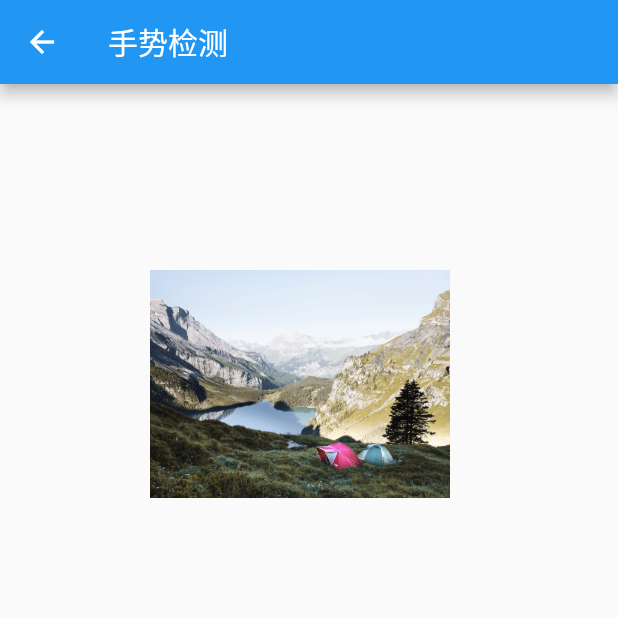
After one commit to Zongrul1/FlutterDemo, a Flutter app: the scaleDemoWidget screen opened by its route, after a tap on "scaleImage", on a phone screen of 412 x 824 dp, the top half of it. The commit adds this screen. Run offline on Flutter 3.47's test engine with Material 2 defaults, Android fonts, the phone set to English and light mode, and no system bars; our stand-ins replace charts_flutter, dio, fl_chart; missing offline and left inert: flutter_echarts.

Commit message:
feat: scale implement

```diff
--- /dev/null
+++ b/lib/scale.dart
@@ -0,0 +1,40 @@
+import 'package:flutter/material.dart';
+import 'package:vector_math/vector_math_64.dart' show Vector3;
+
+//菜单数组
+final scaleList = [
+  'scaleImage',
+  'scaleChart',
+  'scaleImage2',
+];
+
+
+class scaleDemoWidget extends StatelessWidget{
+  @override
+  Widget build(BuildContext context) {
+    return new Scaffold(
+      appBar: AppBar(
+        title: Text("ChartList"),
+      ),
+      body: new ListView.separated(
+        itemBuilder: (BuildContext context, int index) {
+          if (index == scaleList.length) {
+            return Container(); // zero height: not visible
+          }
+          else {
+            return ListTile(
+              title: Text(scaleList[index]),
+              onTap: () {
+                Navigator.pushNamed(context, scaleList[index]);
+              },
+            );
+          }
+        },
+        separatorBuilder: (BuildContext context, int index) {
+          return Divider(color: Colors.blue,);
+        },
+        itemCount: scaleList.length + 1,
+      ),
+    );
+  }
+}
--- /dev/null
+++ b/lib/scaleImage.dart
@@ -0,0 +1,74 @@
+import 'package:flutter/material.dart';
+import 'package:vector_math/vector_math_64.dart' show Vector3;
+
+/**
+    scaleImage
+    利用了 Stack Positioned 去实现了绝对布局
+    然后通过GestureDetector实现对图片的缩放以及拖拽
+ **/
+
+
+
+class scaleImageDemoWidget extends StatefulWidget{
+  @override
+  _scaleImageDemoState createState() => new _scaleImageDemoState();
+
+}
+
+class _scaleImageDemoState extends State<scaleImageDemoWidget>{
+
+  double _scale = 1.0;
+  double _top = 100.0; //距顶部的偏移
+  double _left = 100.0;//距左边的偏移
+  double curScale;
+  Offset _lastOffset;
+  @override
+  Widget build(BuildContext context) {
+    return new Scaffold(
+      appBar: AppBar(title: Text("手势检测"),),
+      body:
+      Center(
+        child: Stack(
+          children: <Widget>[
+              Positioned(
+                //用于定位
+              top: _top,
+              left: _left,
+              child: GestureDetector(
+                  child: Transform(
+                    alignment: FractionalOffset.center,
+                    //分析 Vector3 两种构造方法，三个参数分别对应 x / y /z 轴方向缩放；
+                    transform: Matrix4.diagonal3(Vector3(_scale, _scale, _scale)),
+                    child:Image.asset(
+                        'images/lake.jpg',
+                        width: 200,
+                        height: 200,
+                    ),
+                  ),
+                  //缩放
+                  onScaleStart: (ScaleStartDetails e){
+                    //初始化一开始的缩放比例
+                    curScale = _scale;
+                    _lastOffset = e.focalPoint;
+                  },
+                  onScaleUpdate: (ScaleUpdateDetails e) {
+                    setState(() {
+                      //缩放比例以及移动
+                      _scale= curScale * e.scale;
+                      _left += (e.focalPoint.dx - _lastOffset.dx);
+                      _top += (e.focalPoint.dy - _lastOffset.dy);
+                      _lastOffset = e.focalPoint;
+                    });
+                  },
+                  onScaleEnd: (ScaleEndDetails e) {
+                    curScale = _scale;
+                  },
+                ),
+            ),
+          ],
+        ),
+      ),
+    );
+  }
+
+}
--- /dev/null
+++ b/lib/scaleImage2.dart
@@ -0,0 +1,30 @@
+import 'package:flutter/material.dart';
+
+/**
+    scaleImage2
+    使用InteractiveViewer实现
+ **/
+
+class scaleImageDemoWidget extends StatefulWidget{
+  @override
+  _scaleImageDemoState createState() => new _scaleImageDemoState();
+
+}
+
+class _scaleImageDemoState extends State<scaleImageDemoWidget>{
+
+  @override
+  Widget build(BuildContext context) {
+    return new Scaffold(
+      appBar: AppBar(title: Text("手势检测"),),
+      body: Center(
+        child: InteractiveViewer(
+        alignPanAxis: false,
+        //对子Widget 进行缩放平移
+        child: Image.asset('images/lake.jpg',),
+      ),
+      ),
+    );
+  }
+
+}
```
Also changed, not shown: lib/main.dart (+9 -0 lines), lib/piechart.dart (+11 -0 lines), lib/scaleChart.dart (added, +32 -0 lines), 1 other file.
